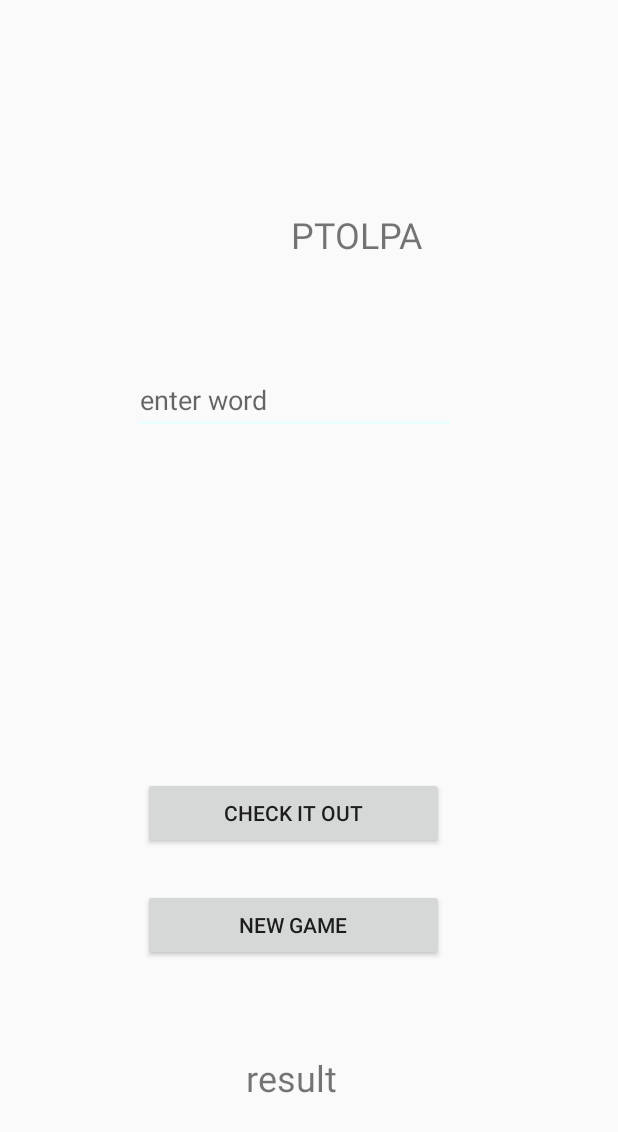
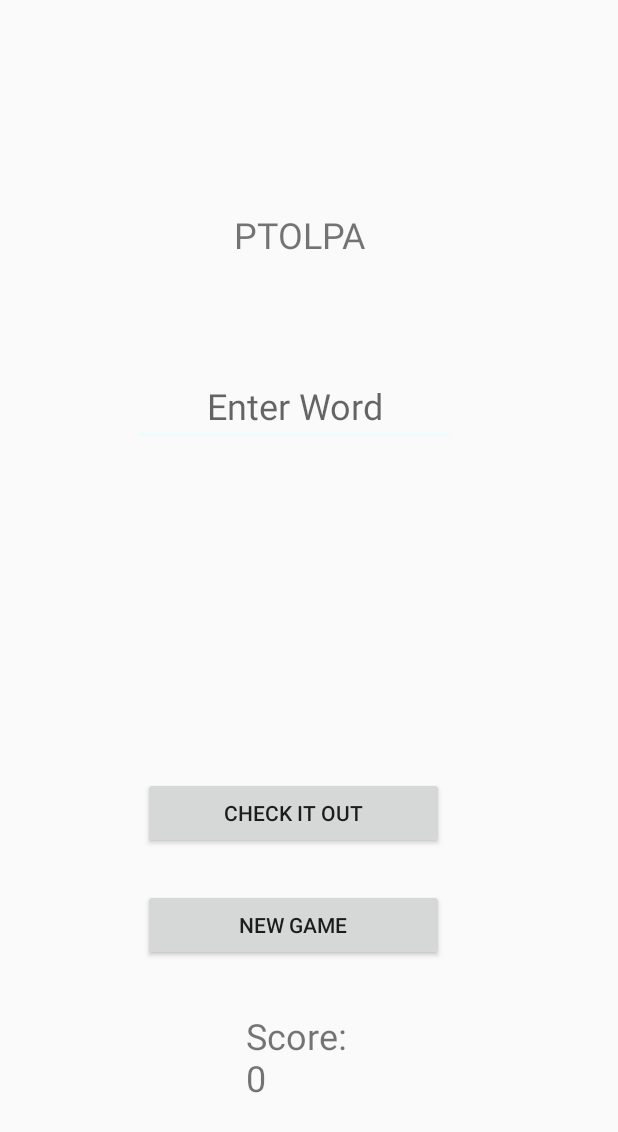
Before and after one commit to TAMMYLE/WordAddicts, an Android app: the MainActivity screen opened directly, with no data from a screen before it, on a phone screen of 412 x 824 dp. Shown: the top 1132 px of the screen. Run offline under Robolectric (Android 15) with nearby library versions, the light colour scheme and no system bars; 1 statement that could not run was skipped.

Commit message:
Main xml: Added Score field Main Java: Added renewWord function, updated the score each time player enters correct word

```diff
--- a/app/src/main/res/layout/activity_main.xml
+++ b/app/src/main/res/layout/activity_main.xml
@@ -6,6 +6,7 @@
     android:layout_width="match_parent"
     android:layout_height="match_parent"
     tools:context=".MainActivity">
+
 
 
     <Button
@@ -43,7 +44,7 @@
 
     <TextView
         android:id="@+id/result"
-        android:layout_width="wrap_content"
+        android:layout_width="match_parent"
         android:layout_height="wrap_content"
         android:layout_alignParentStart="true"
         android:layout_alignParentLeft="true"
@@ -51,24 +52,29 @@
         android:layout_alignParentRight="true"
         android:layout_alignParentBottom="true"
         android:layout_marginStart="164dp"
-        android:layout_marginLeft="164dp"
+        android:layout_marginLeft="160dp"
         android:layout_marginTop="32dp"
         android:layout_marginEnd="180dp"
         android:layout_marginRight="180dp"
         android:layout_marginBottom="89dp"
-        android:text="result"
+        android:text="Score: 0"
         android:textSize="24sp" />
 
     <TextView
         android:id="@+id/textView2"
         android:layout_width="wrap_content"
         android:layout_height="wrap_content"
+        android:layout_alignParentStart="true"
+        android:layout_alignParentLeft="true"
         android:layout_alignParentTop="true"
         android:layout_alignParentEnd="true"
         android:layout_alignParentRight="true"
+        android:layout_marginStart="117dp"
+        android:layout_marginLeft="117dp"
         android:layout_marginTop="140dp"
         android:layout_marginEnd="130dp"
         android:layout_marginRight="130dp"
+        android:gravity="center"
         android:text="Shuffed Letters"
         android:textSize="24sp" />
 
@@ -87,7 +93,10 @@
         android:layout_marginEnd="108dp"
         android:layout_marginRight="108dp"
         android:ems="10"
-        android:hint="enter word"
+        android:gravity="center"
+        android:textSize="24sp"
+        style="bold"
+        android:hint="Enter Word"
         android:inputType="textPersonName" />
 
 </RelativeLayout>
```
Also changed, not shown: app/src/main/java/com/example/wordaddicts/MainActivity.java (+17 -4 lines).
